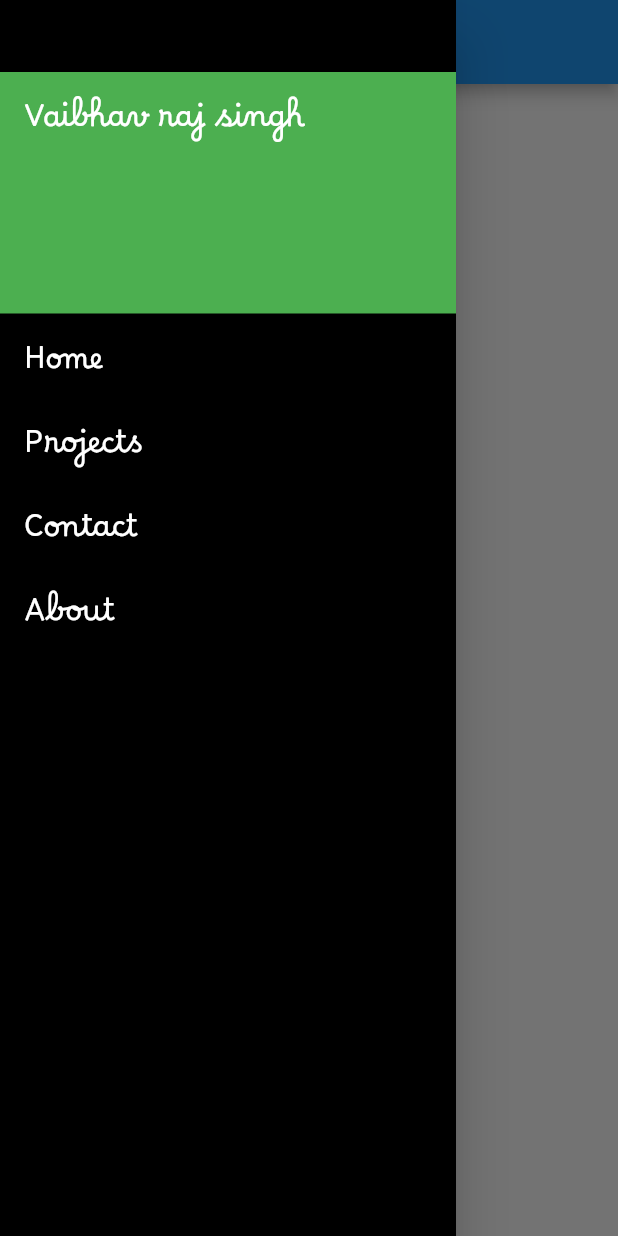
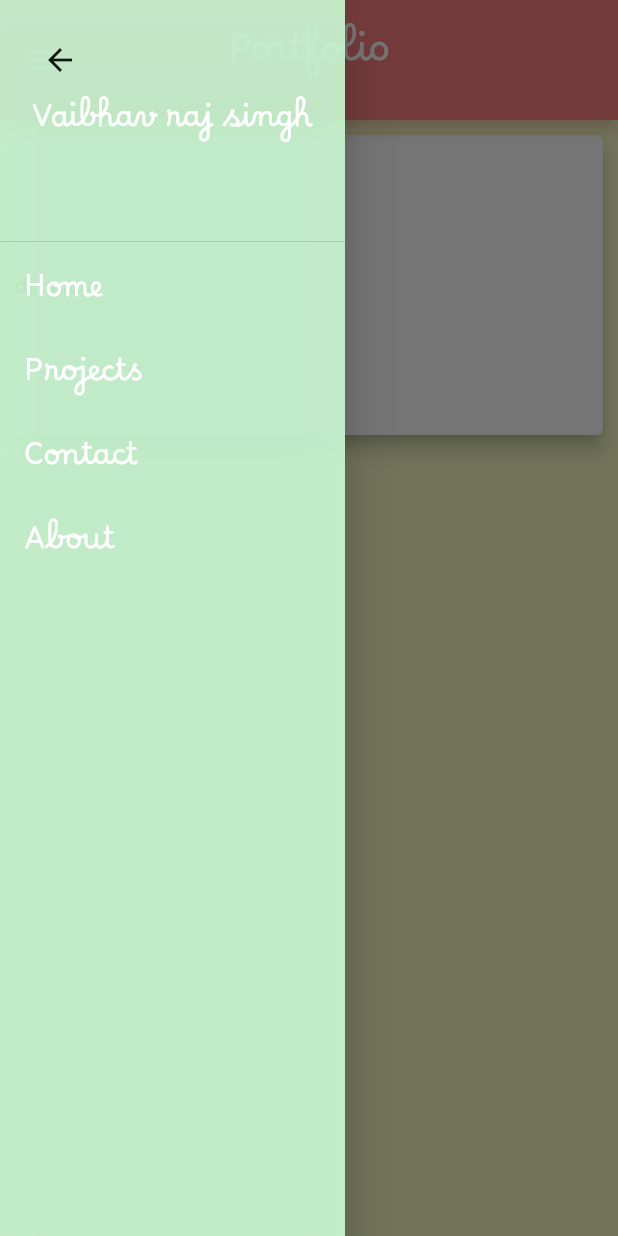
Before and after one commit to vaibhavrajsinghSys/Portfolio, a Flutter app: the screen it shows after launch, with the side drawer open, on a phone screen of 412 x 824 dp. Run offline on Flutter 3.47's test engine with Material 2 defaults, Android fonts, the phone set to English and light mode, and no system bars; our stand-ins replace firebase_core; accounts and stored records are empty.

Commit message:
feature/state_management_provider - theme management for light and dark mode. - small changes.

```diff
--- a/lib/Utils/Themes.dart
+++ b/lib/Utils/Themes.dart
@@ -2,14 +2,51 @@
 import 'package:flutter/material.dart';
 
 class CustomThemes {
+//  light theme
   final lightThemes = ThemeData(
-      appBarTheme: const AppBarTheme(centerTitle: false, titleSpacing: 30));
+    scaffoldBackgroundColor: lightCreamColor,
+    appBarTheme: AppBarTheme(
+      centerTitle: true,
+      toolbarHeight: 80,
+      color: lightAppbarBackgroundColor,
+      shadowColor: lightAppbarBackgroundColor.withOpacity(0.5),
+    ),
+    drawerTheme: DrawerThemeData(
+        width: 230, backgroundColor: lightDrawerColor.withOpacity(0.9)),
+    iconTheme: IconThemeData(color: lightIconThemeColor),
+    buttonTheme: ButtonThemeData(buttonColor: lightButtonBackgroundColor),
+  );
+//   dark theme
   final darkTheme = ThemeData(
-    scaffoldBackgroundColor: Colors.black,
-    appBarTheme: AppBarTheme(
-        centerTitle: false,
-        toolbarHeight: 80,
-        color: Colors.transparent,
-        shadowColor: Colors.transparent),
-  );
+      scaffoldBackgroundColor: darkCreamColor,
+      appBarTheme: AppBarTheme(
+          centerTitle: true,
+          toolbarHeight: 80,
+          color: darkAppbarBackgroundColor,
+          shadowColor: darkAppbarBackgroundColor.withOpacity(0.5)),
+      drawerTheme: DrawerThemeData(
+          width: 230, backgroundColor: darkDrawerColor.withOpacity(0.9)),
+      iconTheme: IconThemeData(color: darkIconThemeColor),
+      buttonTheme: ButtonThemeData(buttonColor: darkButtonBackgroundColor));
+
+//  theme color for page.
+  static Color lightCreamColor = const Color.fromRGBO(246, 253, 195, 1);
+  static Color darkCreamColor = const Color.fromRGBO(190, 49, 69, 1);
+// theme color for buttons.
+  static Color lightButtonBackgroundColor =
+      const Color.fromRGBO(254, 207, 150, 1);
+  static Color darkButtonBackgroundColor = const Color.fromRGBO(135, 35, 65, 1);
+
+// theme for navigation bar and appbar
+  static Color lightAppbarBackgroundColor =
+      const Color.fromRGBO(253, 128, 128, 1);
+  static Color darkAppbarBackgroundColor = const Color.fromRGBO(34, 9, 44, 1);
+
+// theme color for icons.
+  static Color lightIconThemeColor = Colors.black.withOpacity(0.9);
+  static Color darkIconThemeColor = Colors.white.withOpacity(0.9);
+
+  //  theme color for page.
+  static Color lightDrawerColor = const Color.fromRGBO(205, 250, 213, 1);
+  static Color darkDrawerColor = const Color.fromRGBO(240, 89, 65, 1);
 }
--- a/lib/View/AboutPage.dart
+++ b/lib/View/AboutPage.dart
@@ -50,7 +50,7 @@ class AboutPage extends StatelessWidget {
   Widget mobileView(Size screenSizeValue) {
     return Consumer(
       builder: (context, stateManager, child) => Scaffold(
-        drawer: Drawer(child: DrawerItems(), backgroundColor: Colors.black),
+        drawer: Drawer(child: DrawerItems()),
         appBar: AppBar(
           title: const Text("About",
               style: TextStyle(
--- /dev/null
+++ b/lib/View/Card/HomePageCard.dart
@@ -0,0 +1,21 @@
+import 'package:flutter/material.dart';
+import 'package:provider/provider.dart';
+
+class HomePageCard extends StatelessWidget {
+  const HomePageCard({super.key});
+
+  @override
+  Widget build(BuildContext context) {
+    return Consumer(
+      builder: (context, stateManager, child) => const Card(
+        semanticContainer: true,
+        clipBehavior: Clip.hardEdge,
+        margin: EdgeInsets.all(10),
+        borderOnForeground: true,
+        elevation: 5,
+        child: SizedBox(
+            height: 200, child: Row(children: [Text("data"), Text("data")])),
+      ),
+    );
+  }
+}
--- a/lib/View/ContactPage.dart
+++ b/lib/View/ContactPage.dart
@@ -50,7 +50,7 @@ class ContactPage extends StatelessWidget {
   Widget mobileView(Size screenSizeValue) {
     return Consumer(
       builder: (context, stateManager, child) => Scaffold(
-        drawer: Drawer(child: DrawerItems(), backgroundColor: Colors.black),
+        drawer: Drawer(child: DrawerItems()),
         appBar: AppBar(
           title: const Text("Contact me",
               style: TextStyle(
--- a/lib/View/Drawer/AppDrawer.dart
+++ b/lib/View/Drawer/AppDrawer.dart
@@ -11,21 +11,24 @@ class DrawerItems extends StatelessWidget {
     return ListView(
       padding: EdgeInsets.zero,
       children: [
-        Column(
+        DrawerHeader(
+          decoration: BoxDecoration(color: Colors.transparent),
+          child: Column(
             children: [
-            IconButton(
+              Container(
+                alignment: Alignment.centerLeft,
+                child: IconButton(
                     onPressed: () => {
                           Navigator.pop(context),
                         },
-                icon: Icon(Icons.arrow_back)),
-          ],
+                    icon: const Icon(Icons.arrow_back)),
               ),
-        const DrawerHeader(
-          decoration: BoxDecoration(color: Colors.green),
-          child: Text(
+              const Text(
                 "Vaibhav raj singh",
                 style: TextStyle(
                     fontFamily: "Borel", color: Colors.white, fontSize: 20),
+              ),
+            ],
           ),
         ),
         ListTile(
--- a/lib/View/HomePage.dart
+++ b/lib/View/HomePage.dart
@@ -2,6 +2,7 @@
 
 import 'package:flutter/material.dart';
 import 'package:portfolio/Utils/screenSize.dart';
+import 'package:portfolio/View/Card/HomePageCard.dart';
 import 'package:portfolio/View/Drawer/AppDrawer.dart';
 import 'package:provider/provider.dart';
 
@@ -56,14 +57,16 @@ class _MyHomePageState extends State<MyHomePage> {
   Widget mobileView(Size screenSizeValue) {
     return Consumer(
       builder: (context, stateManager, child) => Scaffold(
-        drawer: Drawer(child: DrawerItems(), backgroundColor: Colors.black),
+        drawer: Drawer(child: DrawerItems()),
         appBar: AppBar(
           title: const Text("Portfolio",
               style: TextStyle(
                   fontFamily: "Borel", color: Colors.white, fontSize: 25)),
         ),
         body: SingleChildScrollView(
-          child: Column(children: []),
+          child: Column(children: [
+            HomePageCard(),
+          ]),
         ),
       ),
     );
--- a/lib/View/ProjectPage.dart
+++ b/lib/View/ProjectPage.dart
@@ -50,7 +50,7 @@ class ProjectPage extends StatelessWidget {
   Widget mobileView(Size screenSizeValue) {
     return Consumer(
       builder: (context, stateManager, child) => Scaffold(
-        drawer: Drawer(child: DrawerItems(), backgroundColor: Colors.black),
+        drawer: Drawer(child: DrawerItems()),
         appBar: AppBar(
           title: const Text("My Projects",
               style: TextStyle(
```
Lines whose indentation alone changed are shown as unchanged.
